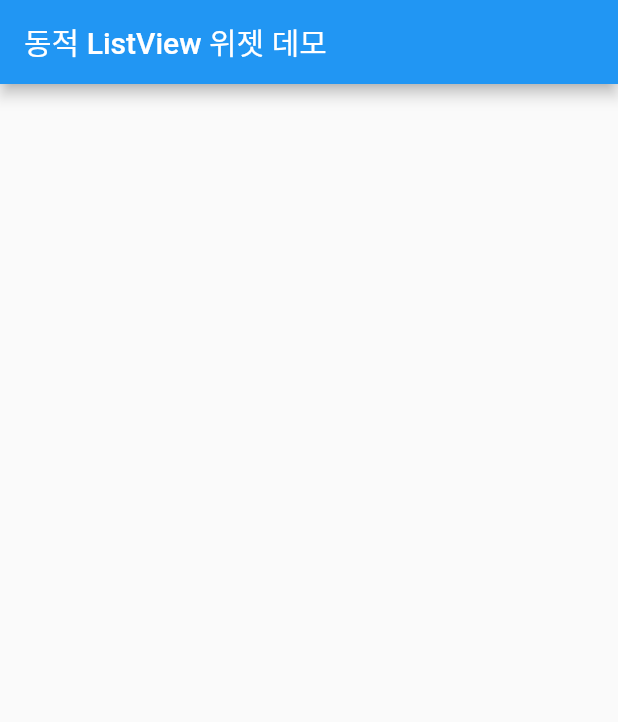
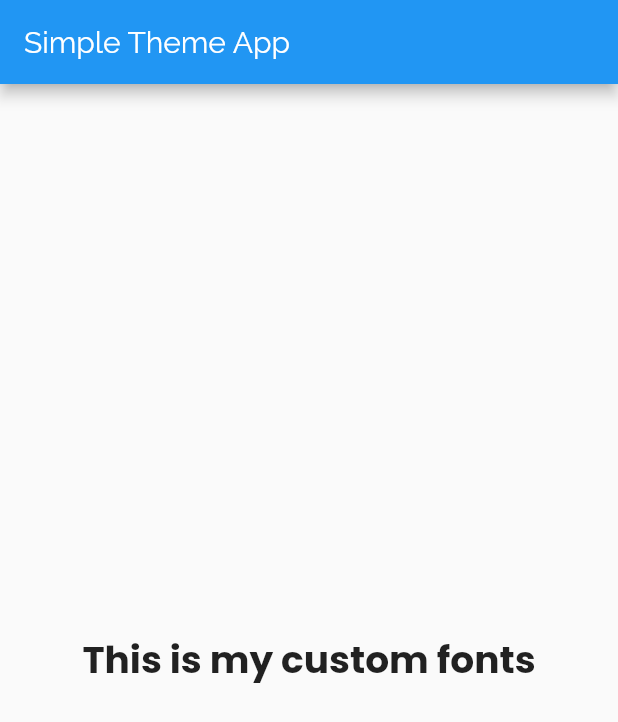
Before and after one commit to ejjang2030/starter_flutter, a Flutter app: the screen it shows after launch, on a phone screen of 412 x 824 dp. Shown: the top 722 px of the screen. Run offline on Flutter 3.47's test engine with Material 2 defaults, Android fonts, the phone set to English and light mode, and no system bars; our stand-ins replace contacts_service, permission_handler.

Commit message:
the importance of MaterialApp and Scaffold

```diff
--- a/lib/ch4_layout_and_widget/4_1_text_and_image_widget.dart
+++ b/lib/ch4_layout_and_widget/4_1_text_and_image_widget.dart
@@ -53,8 +53,8 @@ class ImageDemo extends StatelessWidget {
         body: Column(
           crossAxisAlignment: CrossAxisAlignment.center,
           children: <Widget>[
-            Image.asset('assets/london.jpg'),
-            Image.asset('assets/autumn-leaves.jpg'),
+            Image.asset('assets/image/london.jpg'),
+            Image.asset('assets/image/autumn-leaves.jpg'),
           ],
         ),
       ),
--- /dev/null
+++ b/lib/ch4_layout_and_widget/4_5_materialapp_and_scaffold_widget.dart
@@ -0,0 +1,72 @@
+import 'package:flutter/material.dart';
+import 'package:flutter/widgets.dart';
+
+class NoMaterialApp extends StatelessWidget {
+  @override
+  Widget build(BuildContext context) {
+    return Container(
+      padding: EdgeInsets.all(20),
+      child: Text(
+        '이것은 머터리얼 앱이 아닙니다.',
+        textDirection: TextDirection.ltr,
+      ),
+    );
+  }
+}
+
+class MyMaterialApp extends StatelessWidget {
+  @override
+  Widget build(BuildContext context) {
+    return MaterialApp(
+      title: '머터리얼 앱',
+      home: Container(
+        padding: EdgeInsets.all(20),
+        child: Text('이제는 머티리얼 앱입니다.'),
+      ),
+    );
+  }
+}
+
+class MaterialScaffoldApp extends StatelessWidget {
+  @override
+  Widget build(BuildContext context) {
+    return MaterialApp(
+      title: '머티리얼 앱',
+      home: Scaffold(
+        appBar: AppBar(title: Text('진짜 머티리얼 앱')),
+        body: Text('이제야 제대로 된 머티리얼 앱입니다.'),
+      ),
+    );
+  }
+}
+
+class SimpleThemeApp extends StatelessWidget {
+  @override
+  Widget build(BuildContext context) {
+    return MaterialApp(
+      title: 'SimpleThemeApp',
+      theme: ThemeData(
+        brightness: Brightness.light,
+        primaryColor: Colors.purple,
+        accentColor: Colors.cyan[600],
+        fontFamily: 'Raleway',
+      ),
+      darkTheme: ThemeData(
+        brightness: Brightness.dark,
+      ),
+      home: Scaffold(
+        appBar: AppBar(title: Text('Simple Theme App')),
+        body: Center(
+          child: Text(
+            "This is my custom fonts",
+            style: TextStyle(
+              fontFamily: "Poppins",
+              fontSize: 25,
+              fontWeight: FontWeight.bold,
+            ),
+          ),
+        ),
+      ),
+    );
+  }
+}
--- a/lib/main.dart
+++ b/lib/main.dart
@@ -1,9 +1,10 @@
 import 'package:flutter/material.dart';
 import 'ch4_layout_and_widget/4_3_container_row_column_widget.dart';
 import 'ch4_layout_and_widget/4_4_listview_widget.dart';
+import 'ch4_layout_and_widget/4_5_materialapp_and_scaffold_widget.dart';
 
 void main() {
-  runApp(ListViewDynamicApp());
+  runApp(SimpleThemeApp());
 }
 
 class MyApp extends StatelessWidget {
```
Also changed, not shown: pubspec.yaml (+15 -3 lines), assets/fonts/Poppins-Bold.ttf (added), assets/fonts/Poppins-Regular.ttf (added), assets/fonts/Raleway-Italic.ttf (added), assets/fonts/Raleway-Regular.ttf (added), assets/image/autumn-leaves.jpg (renamed from assets/autumn-leaves.jpg), assets/image/logo.png (renamed from assets/logo.png), assets/image/london.jpg (renamed from assets/london.jpg).
